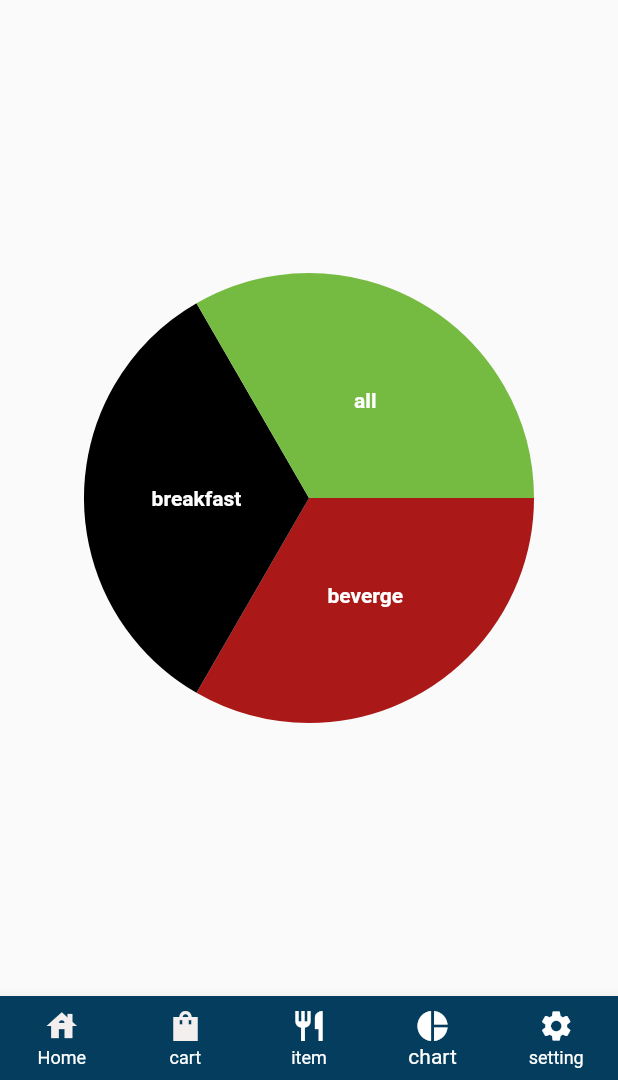
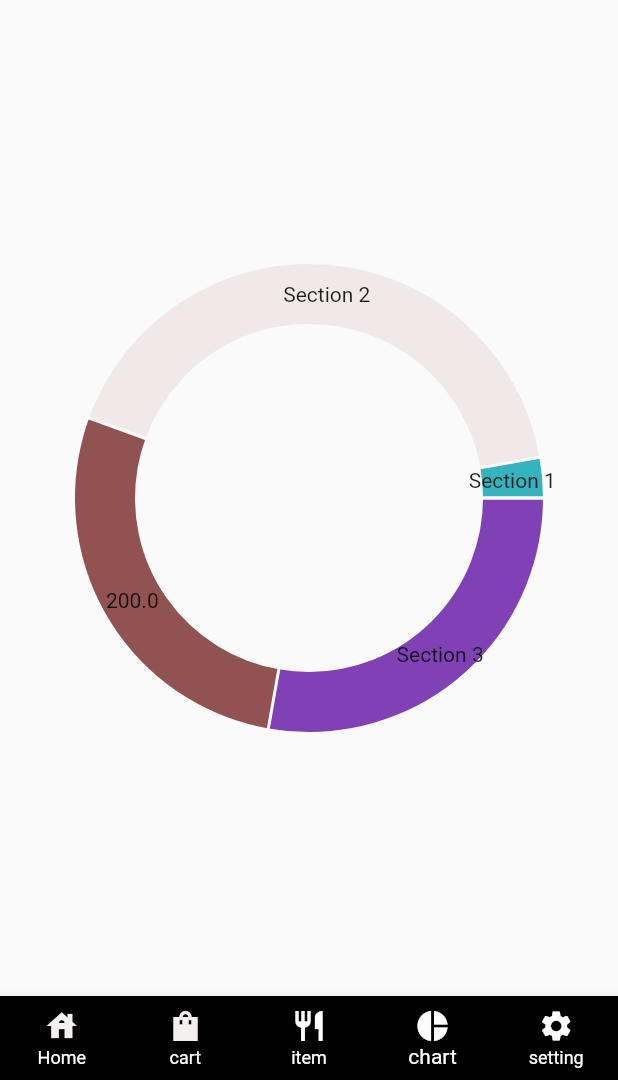
Before and after one commit to sabeerkt/Menu-card, a Flutter app: the BottomBar screen opened directly, item 4 of the bottom bar chosen, on a phone screen of 412 x 824 dp, the part 156-1236 px from its top. Run offline on Flutter 3.47's test engine with Material 2 defaults, Android fonts, the phone set to English and light mode, and no system bars; drawn by our look-alikes of fl_chart; our stand-ins replace carousel_slider.

Commit message:
colorchange

```diff
--- a/lib/bottom.dart
+++ b/lib/bottom.dart
@@ -34,7 +34,8 @@ class _BottomBarState extends State<BottomBar> {
       bottomNavigationBar: BottomNavigationBar(
         type: BottomNavigationBarType.fixed,
         currentIndex: _currentIndex,
-        backgroundColor: Color(0xFF043D5E), // Set the background color to black
+        backgroundColor:
+            Color.fromARGB(255, 0, 0, 0), // Set the background color to black
         selectedItemColor: Colors.white, // Set the selected item color to white
         unselectedItemColor: Colors.white,
         onTap: (i) => setState(() => _currentIndex = i),
--- a/lib/screens/cart.dart
+++ b/lib/screens/cart.dart
@@ -13,12 +13,12 @@ class cart extends StatelessWidget {
           title: const Text(
             "Cart",
             style: TextStyle(
-              color: Colors.black,
+              color: Color.fromARGB(255, 255, 255, 255),
               fontSize: 16,
             ),
           ),
           flexibleSpace: Container(
-            color: const Color(0xFF043D5E),
+            color: const Color.fromARGB(255, 129, 44, 226),
           ),
         ),
         body: Column(
--- a/lib/screens/item.dart
+++ b/lib/screens/item.dart
@@ -1,9 +1,9 @@
 import 'package:flutter/material.dart';
 import 'package:foodmenu/screens/widgets/search.dart';
-import 'package:foodmenu/screens/widgets/tabs/all.dart';
-import 'package:foodmenu/screens/widgets/tabs/bevarge.dart';
-import 'package:foodmenu/screens/widgets/tabs/breakfast.dart';
-import 'package:foodmenu/screens/widgets/tabs/desrt.dart';
+import 'package:foodmenu/screens/widgets/tabs/All_item.dart';
+import 'package:foodmenu/screens/widgets/tabs/drinks.dart';
+import 'package:foodmenu/screens/widgets/tabs/Breakfast.dart';
+import 'package:foodmenu/screens/widgets/tabs/Deserts.dart';
 
 class item extends StatelessWidget {
   const item({Key? key}) : super(key: key);
@@ -15,7 +15,7 @@ class item extends StatelessWidget {
       length: 4,
       child: Scaffold(
         appBar: AppBar(
-          backgroundColor: const Color(0xFF043D5E),
+          backgroundColor: const Color.fromARGB(255, 129, 44, 226),
           title: const Text(
             'item',
             style: TextStyle(
@@ -50,7 +50,7 @@ class item extends StatelessWidget {
         ),
         body: TabBarView(
           children: [
-            all(),
+            All_iteam(),
             breakfast(),
             desrets(),
             bevarge(),
--- a/lib/screens/setting.dart
+++ b/lib/screens/setting.dart
@@ -24,7 +24,7 @@ class _SettingState extends State<Setting> {
   Widget build(BuildContext context) {
     return Scaffold(
       appBar: AppBar(
-        backgroundColor: Color(0xFF043D5E),
+        backgroundColor: const Color.fromARGB(255, 129, 44, 226),
         elevation: 0,
         centerTitle: true,
         title: const Text(
--- a/lib/screens/sub_screens/about.dart
+++ b/lib/screens/sub_screens/about.dart
@@ -7,7 +7,7 @@ class about extends StatelessWidget {
   Widget build(BuildContext context) {
     return Scaffold(
       appBar: AppBar(
-        backgroundColor: const Color(0xFF043D5E),
+        backgroundColor: const Color.fromARGB(255, 129, 44, 226),
         elevation: 0,
         centerTitle: true,
         title: const Text(
--- a/lib/screens/sub_screens/term.dart
+++ b/lib/screens/sub_screens/term.dart
@@ -17,7 +17,7 @@ class term extends StatelessWidget {
             ),
           ),
           flexibleSpace: Container(
-            color: const Color(0xFF043D5E),
+            color: const Color.fromARGB(255, 129, 44, 226),
           ),
         ),
         body: const Padding(
--- a/lib/screens/widgets/chart.dart
+++ b/lib/screens/widgets/chart.dart
@@ -41,40 +41,31 @@ class chart extends StatelessWidget {
 }
 
 Widget chart1() {
-  return AspectRatio(
-    aspectRatio: 1,
+  return Padding(
+    padding: const EdgeInsets.all(50),
     child: PieChart(
-      PieChartData(
-        sections: [
+        swapAnimationDuration: const Duration(milliseconds: 0),
+        PieChartData(sections: [
           PieChartSectionData(
-            color: const Color.fromARGB(255, 171, 24, 24),
-            title: 'beverge',
-            titleStyle: const TextStyle(
-                color: Colors.white, fontWeight: FontWeight.bold),
-            radius: 150,
+            value: 200,
+            title: 'Section 3',
+            color: Color.fromARGB(255, 127, 65, 181),
           ),
           PieChartSectionData(
-            color: const Color.fromARGB(255, 0, 0, 0),
-            title: 'breakfast',
-            titleStyle: const TextStyle(
-                color: Colors.white, fontWeight: FontWeight.bold),
-            radius: 150,
+            value: 200,
+            color: const Color.fromARGB(255, 145, 82, 82),
           ),
           PieChartSectionData(
-            color: const Color.fromARGB(255, 118, 187, 65),
-            title: 'all',
-            titleStyle: const TextStyle(
-                color: Colors.white, fontWeight: FontWeight.bold),
-            radius: 150,
+            value: 300,
+            title: 'Section 2',
+            color: const Color.fromARGB(255, 241, 233, 233),
           ),
-        ],
-        centerSpaceRadius: 0,
-        sectionsSpace: 0,
-        borderData: FlBorderData(
-          show: false,
-        ),
-      ),
-    ),
+          PieChartSectionData(
+            value: 20,
+            title: 'Section 1',
+            color: Color.fromARGB(255, 53, 180, 192),
+          ),
+        ])),
   );
 }
 
--- a/lib/screens/widgets/search.dart
+++ b/lib/screens/widgets/search.dart
@@ -12,12 +12,12 @@ class Search extends StatelessWidget {
         title: const Text(
           "search",
           style: TextStyle(
-            color: Colors.black,
+            color: Color.fromARGB(255, 246, 246, 246),
             fontSize: 16,
           ),
         ),
         flexibleSpace: Container(
-          color: const Color(0xFF043D5E),
+          color: const Color.fromARGB(255, 129, 44, 226),
         ),
       ),
       body: Padding(
```
Also changed, not shown: lib/screens/detial.dart (+7 -15 lines), lib/screens/home.dart (+10 -33 lines), lib/screens/sub_screens/newdish.dart (+125 -96 lines), lib/screens/widgets/tabs/All_item.dart (renamed from lib/screens/widgets/tabs/all.dart, +8 -6 lines), lib/screens/widgets/tabs/Cart_Product.dart (renamed from lib/screens/widgets/tabs/cartprodt.dart, +5 -5 lines), lib/screens/widgets/tabs/Deserts.dart (renamed from lib/screens/widgets/tabs/desrt.dart), lib/screens/widgets/tabs/drinks.dart (renamed from lib/screens/widgets/tabs/bevarge.dart).
